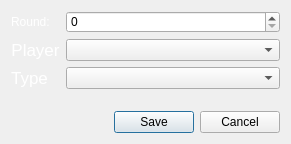
First picture: the form in src/ui/game/schmeissereidialog.ui, repository lbproductions/psnewmodel, before the edit.
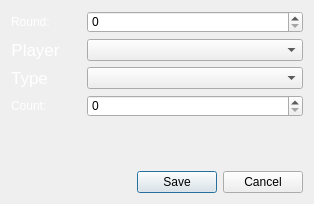
Second picture: the form after the edit. Custom widgets are drawn as their Qt base class.

The edit to the form file:
```diff
--- a/src/ui/game/schmeissereidialog.ui
+++ b/src/ui/game/schmeissereidialog.ui
@@ -6,8 +6,8 @@
    <rect>
     <x>0</x>
     <y>0</y>
-    <width>291</width>
-    <height>144</height>
+    <width>314</width>
+    <height>204</height>
    </rect>
   </property>
   <property name="windowTitle">
@@ -58,6 +58,32 @@
        </property>
       </widget>
      </item>
+     <item row="3" column="0">
+      <widget class="QLabel" name="labelCount">
+       <property name="text">
+        <string>Count:</string>
+       </property>
+      </widget>
+     </item>
+     <item row="3" column="1">
+      <widget class="QSpinBox" name="spinBoxCount"/>
+     </item>
+     <item row="4" column="0">
+      <spacer name="horizontalSpacer">
+       <property name="orientation">
+        <enum>Qt::Horizontal</enum>
+       </property>
+       <property name="sizeType">
+        <enum>QSizePolicy::Fixed</enum>
+       </property>
+       <property name="sizeHint" stdset="0">
+        <size>
+         <width>70</width>
+         <height>10</height>
+        </size>
+       </property>
+      </spacer>
+     </item>
     </layout>
    </item>
    <item>
```
